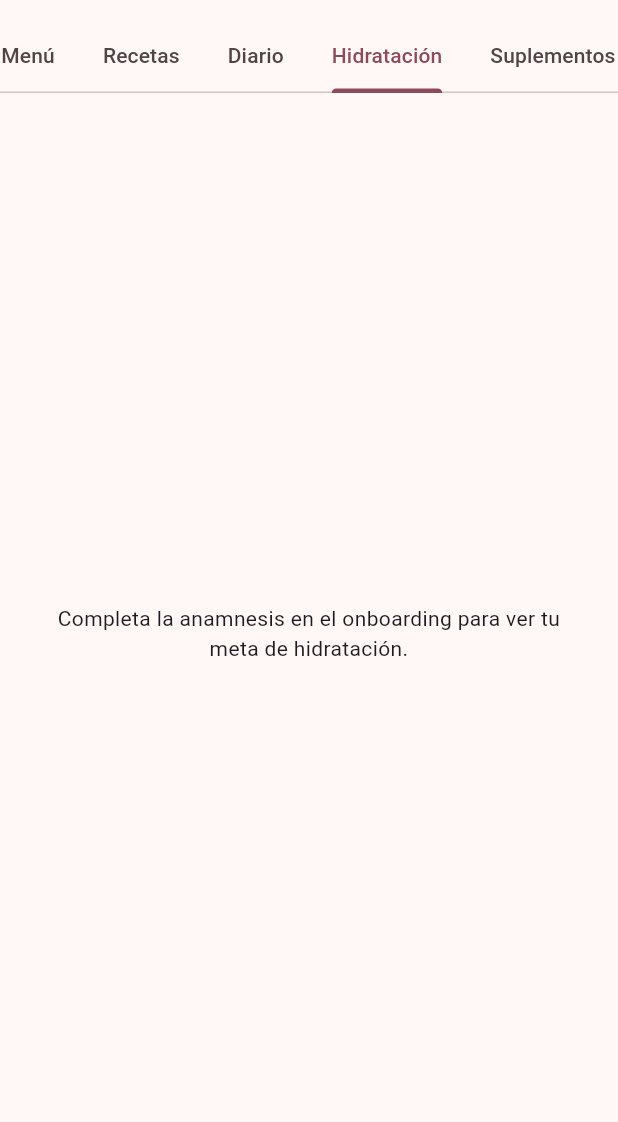
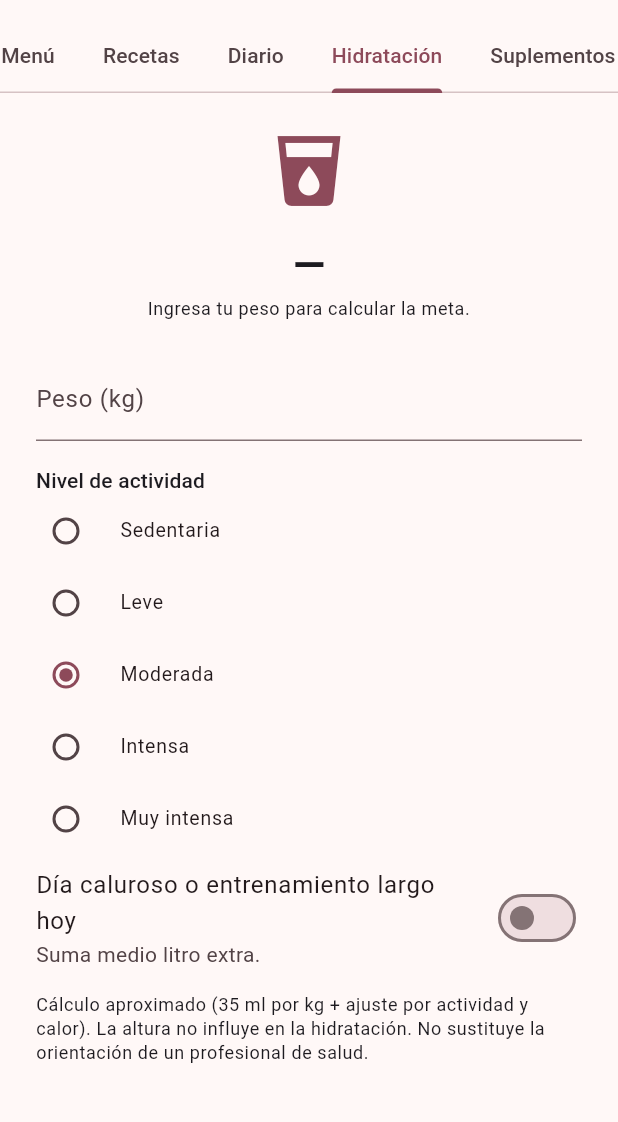
Before and after one commit to projetosales17-cloud/app-personal-trainer, a Flutter app: the AlimentacaoScreen screen opened directly, tab 5 chosen, on a phone screen of 412 x 824 dp, the part 63-1185 px from its top. Run offline on Flutter 3.47's test engine with Material 3 defaults, Android fonts, the phone set to English and light mode, and no system bars; our stand-ins replace cloud_firestore, firebase_auth, firebase_core, flutter_local_notifications, flutter_svg, image_picker and 3 more; missing offline and left inert: flutter_video_thumbnail_plus; accounts and stored records are empty.

Commit message:
Nome/apelido na anamnese + calculadora de hidratação interativa
Nome + apelido:
- `Anamnese` ganha `nome` e `apelido` (opcionais, vazio em anamneses
  salvas antes). `nomeExibicao` = apelido ?? primeiro nome.
- Coletados na 1ª etapa do onboarding (a de boas-vindas vira "¿cómo te
  llamas?"). Editáveis pelo "Editar meus dados" (o modo de edição agora
  começa nessa etapa). Sincronizam com o Firestore junto com a anamnese.
- Home saúda "¡Hola, <nome>!" a partir da 1ª abertura.

Calculadora de hidratação:
- A aba Hidratación deixa de ser um número fixo e vira calculadora: campo
  de peso (pré-preenchido da anamnese), nível de atividade e toggle "día
  caluroso / entrenamiento largo" (+500 ml) — resultado ao vivo em L e em
  copos de 250 ml.
- `calcularHidratacaoDiaria` ganha param `diaQuente`. Altura não entra —
  deixado explícito na tela (não é fórmula de hidratação).

Co-Authored-By: Claude Sonnet 5 <noreply@anthropic.com>

```diff
--- a/lib/models/anamnese.dart
+++ b/lib/models/anamnese.dart
@@ -121,6 +121,11 @@ extension NivelAtividadeLabel on NivelAtividade {
 /// inicial de treino e alimentação.
 class Anamnese {
   const Anamnese({
+    // Nome e apelido deixam o app mais pessoal — a partir da 2ª abertura a
+    // usuária é saudada pelo nome. `nome` vazio em anamneses salvas antes
+    // desse campo existir.
+    this.nome = '',
+    this.apelido,
     required this.idade,
     required this.alturaCm,
     required this.pesoAtualKg,
@@ -156,11 +161,22 @@ class Anamnese {
     this.dataUltimaMenstruacao,
   });
 
+  final String nome;
+  final String? apelido;
   final int idade;
   final double alturaCm;
   final double pesoAtualKg;
   final double? pesoDesejadoKg;
   final Sexo sexo;
+
+  /// Como o app deve se dirigir à usuária: o apelido, se houver; senão o
+  /// primeiro nome. Vazio quando nenhum nome foi informado.
+  String get nomeExibicao {
+    final apel = apelido?.trim() ?? '';
+    if (apel.isNotEmpty) return apel;
+    final partes = nome.trim().split(RegExp(r'\s+'));
+    return partes.isEmpty ? '' : partes.first;
+  }
   final Objetivo objetivoPrincipal;
   final bool cirurgiaBariatrica;
   final String? tipoCirurgiaBariatrica;
@@ -185,6 +201,8 @@ class Anamnese {
       : null;
 
   Map<String, dynamic> toJson() => {
+    'nome': nome,
+    'apelido': apelido,
     'idade': idade,
     'alturaCm': alturaCm,
     'pesoAtualKg': pesoAtualKg,
@@ -208,6 +226,8 @@ class Anamnese {
   };
 
   factory Anamnese.fromJson(Map<String, dynamic> json) => Anamnese(
+    nome: json['nome'] as String? ?? '',
+    apelido: json['apelido'] as String?,
     idade: json['idade'] as int,
     alturaCm: (json['alturaCm'] as num).toDouble(),
     pesoAtualKg: (json['pesoAtualKg'] as num).toDouble(),
--- a/lib/saude/hidratacao.dart
+++ b/lib/saude/hidratacao.dart
@@ -1,9 +1,14 @@
 import '../models/anamnese.dart';
 import 'util.dart';
 
-const _mlPorKg = 35;
+const mlPorKg = 35;
 
-const _extraMlPorAtividade = {
+/// Acréscimo para dia quente / treino longo. Não é altura — altura não
+/// entra em nenhuma fórmula de hidratação; o que pesa é peso corporal,
+/// nível de atividade e o calor/esforço do dia.
+const mlDiaQuente = 500;
+
+const extraMlPorAtividade = {
   NivelAtividade.sedentario: 0,
   NivelAtividade.leve: 350,
   NivelAtividade.moderado: 550,
@@ -11,13 +16,18 @@ const _extraMlPorAtividade = {
   NivelAtividade.muitoIntenso: 1000,
 };
 
-/// Retorna a hidratação diária recomendada, em mililitros.
-double calcularHidratacaoDiaria(double pesoKg, NivelAtividade nivelAtividade) {
+/// Retorna a hidratação diária recomendada, em mililitros. [diaQuente]
+/// soma [mlDiaQuente] para dias de calor ou treino longo.
+double calcularHidratacaoDiaria(
+  double pesoKg,
+  NivelAtividade nivelAtividade, {
+  bool diaQuente = false,
+}) {
   if (pesoKg <= 0) {
     throw ArgumentError('El peso debe ser un valor positivo');
   }
 
-  final baseMl = pesoKg * _mlPorKg;
-  final extraMl = _extraMlPorAtividade[nivelAtividade]!;
-  return arredondar(baseMl + extraMl);
+  final baseMl = pesoKg * mlPorKg;
+  final extraMl = extraMlPorAtividade[nivelAtividade]!;
+  return arredondar(baseMl + extraMl + (diaQuente ? mlDiaQuente : 0));
 }
--- a/lib/screens/hidratacao_view.dart
+++ b/lib/screens/hidratacao_view.dart
@@ -4,6 +4,9 @@ import '../models/anamnese.dart';
 import '../saude/hidratacao.dart';
 import '../services/anamnese_repository.dart';
 
+/// Calculadora interativa de hidratação: a usuária ajusta peso, nível de
+/// atividade e se o dia é quente / com treino longo, e a meta diária de
+/// água atualiza na hora. Começa pré-preenchida com os dados da anamnese.
 class HidratacaoView extends StatefulWidget {
   HidratacaoView({super.key, AnamneseRepository? repositorio})
     : repositorio = repositorio ?? AnamneseRepository();
@@ -15,57 +18,115 @@ class HidratacaoView extends StatefulWidget {
 }
 
 class _HidratacaoViewState extends State<HidratacaoView> {
-  late final Future<Anamnese?> _anamneseFuture = widget.repositorio.carregar();
+  final _pesoController = TextEditingController();
+  NivelAtividade _nivel = NivelAtividade.moderado;
+  bool _diaQuente = false;
+  bool _carregado = false;
+
+  @override
+  void initState() {
+    super.initState();
+    widget.repositorio.carregar().then((anamnese) {
+      if (!mounted) return;
+      setState(() {
+        if (anamnese != null) {
+          _pesoController.text = _numero(anamnese.pesoAtualKg);
+          _nivel = anamnese.nivelAtividade;
+        }
+        _carregado = true;
+      });
+    });
+  }
+
+  static String _numero(double v) =>
+      v == v.roundToDouble() ? v.toStringAsFixed(0) : v.toStringAsFixed(1);
+
+  @override
+  void dispose() {
+    _pesoController.dispose();
+    super.dispose();
+  }
+
+  double? get _peso {
+    final v = double.tryParse(_pesoController.text.trim().replaceAll(',', '.'));
+    return (v != null && v > 0 && v <= 300) ? v : null;
+  }
 
   @override
   Widget build(BuildContext context) {
-    return FutureBuilder<Anamnese?>(
-      future: _anamneseFuture,
-      builder: (context, snapshot) {
-        if (snapshot.connectionState != ConnectionState.done) {
+    if (!_carregado) {
       return const Center(child: CircularProgressIndicator());
     }
 
-        final anamnese = snapshot.data;
-        if (anamnese == null) {
-          return const Center(
-            child: Padding(
-              padding: EdgeInsets.all(24),
-              child: Text(
-                'Completa la anamnesis en el onboarding para ver tu meta de hidratación.',
-                textAlign: TextAlign.center,
+    final peso = _peso;
+    final metaMl = peso == null
+        ? null
+        : calcularHidratacaoDiaria(peso, _nivel, diaQuente: _diaQuente);
+
+    return ListView(
+      padding: const EdgeInsets.all(24),
+      children: [
+        Center(
+          child: Icon(
+            Icons.local_drink,
+            size: 56,
+            color: Theme.of(context).colorScheme.primary,
           ),
         ),
-          );
-        }
-
-        final metaMl = calcularHidratacaoDiaria(anamnese.pesoAtualKg, anamnese.nivelAtividade);
-        final metaLitros = (metaMl / 1000).toStringAsFixed(1);
-
-        return Center(
-          child: Padding(
-            padding: const EdgeInsets.all(24),
-            child: Column(
-              mainAxisSize: MainAxisSize.min,
-              children: [
-                Icon(
-                  Icons.local_drink,
-                  size: 64,
-                  color: Theme.of(context).colorScheme.primary,
+        const SizedBox(height: 16),
+        Center(
+          child: Text(
+            metaMl == null ? '—' : '${(metaMl / 1000).toStringAsFixed(1)} L por día',
+            style: Theme.of(context).textTheme.headlineMedium,
+          ),
+        ),
+        const SizedBox(height: 4),
+        Center(
+          child: Text(
+            metaMl == null
+                ? 'Ingresa tu peso para calcular la meta.'
+                : 'Unos ${(metaMl / 250).round()} vasos de 250 ml a lo largo del día.',
+            textAlign: TextAlign.center,
+            style: Theme.of(context).textTheme.bodySmall,
+          ),
+        ),
+        const SizedBox(height: 24),
+        TextField(
+          key: const Key('campo-peso-hidratacion'),
+          controller: _pesoController,
+          keyboardType: const TextInputType.numberWithOptions(decimal: true),
+          decoration: const InputDecoration(labelText: 'Peso (kg)'),
+          onChanged: (_) => setState(() {}),
         ),
         const SizedBox(height: 16),
-                Text('$metaLitros L por día', style: Theme.of(context).textTheme.headlineMedium),
+        Text('Nivel de actividad', style: Theme.of(context).textTheme.titleSmall),
+        for (final n in NivelAtividade.values)
+          RadioListTile<NivelAtividade>(
+            contentPadding: EdgeInsets.zero,
+            dense: true,
+            title: Text(n.label),
+            value: n,
+            // ignore: deprecated_member_use
+            groupValue: _nivel,
+            // ignore: deprecated_member_use
+            onChanged: (v) => setState(() => _nivel = v ?? _nivel),
+          ),
+        SwitchListTile(
+          key: const Key('switch-dia-quente'),
+          contentPadding: EdgeInsets.zero,
+          title: const Text('Día caluroso o entrenamiento largo hoy'),
+          subtitle: const Text('Suma medio litro extra.'),
+          value: _diaQuente,
+          onChanged: (v) => setState(() => _diaQuente = v),
+        ),
         const SizedBox(height: 8),
         Text(
-                  'Meta calculada a partir de tu peso y nivel de actividad.',
-                  textAlign: TextAlign.center,
-                  style: Theme.of(context).textTheme.bodyMedium,
+          'Cálculo aproximado (35 ml por kg + ajuste por actividad y calor). '
+          'La altura no influye en la hidratación. No sustituye la '
+          'orientación de un profesional de salud.',
+          style: Theme.of(context).textTheme.bodySmall,
         ),
       ],
-            ),
-          ),
-        );
-      },
     );
   }
 }
```
Also changed, not shown: lib/screens/home_screen.dart (+6 -1 lines), lib/screens/onboarding/onboarding_flow.dart (+52 -28 lines), 6 other files. Lines whose indentation alone changed are shown as unchanged.
